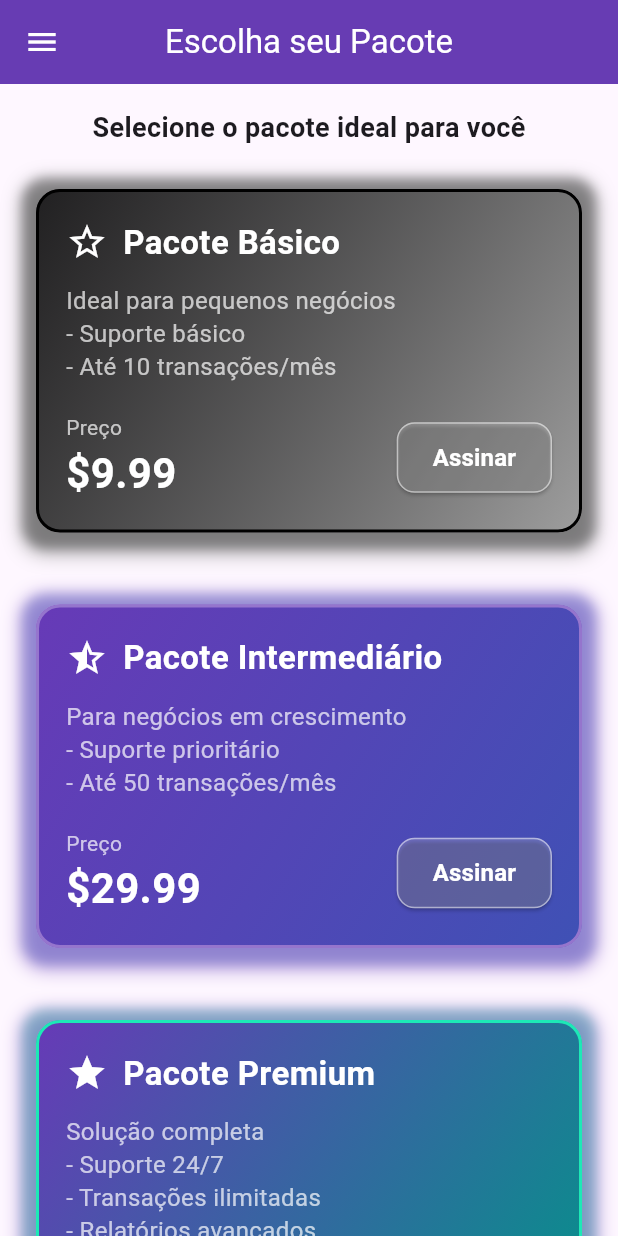
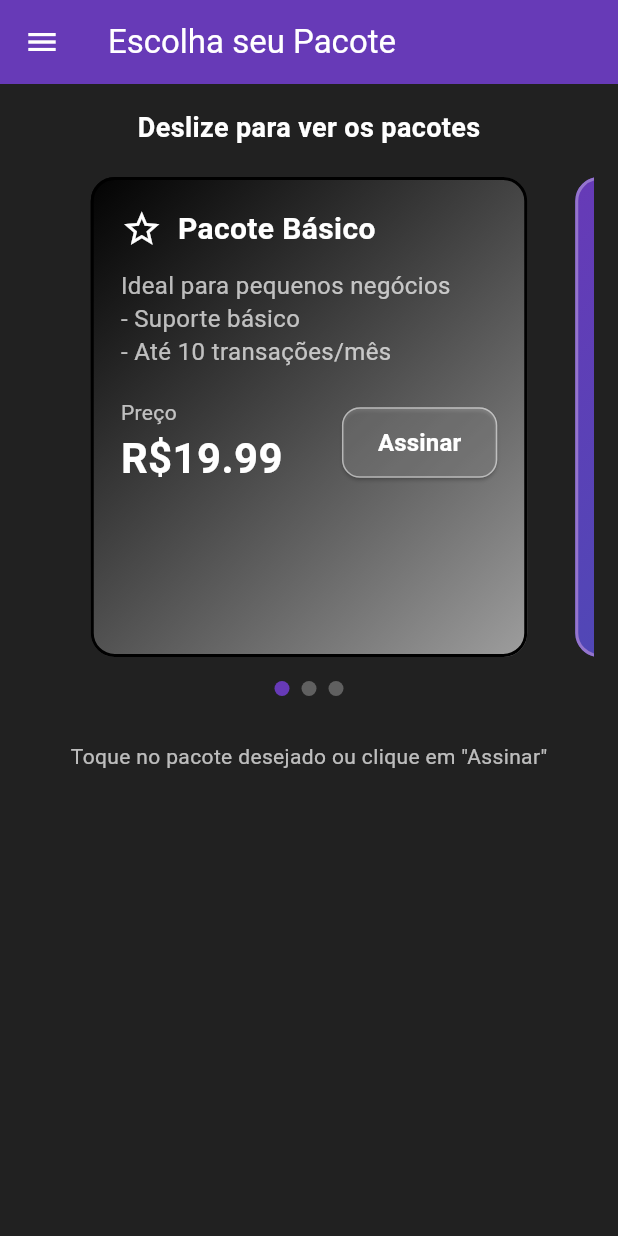
Before and after one commit to ian246/payment-flutter, a Flutter app: the screen it shows after launch, on a phone screen of 412 x 824 dp. Run offline on Flutter 3.47's test engine with Material 3 defaults, Android fonts, the phone set to English and light mode, and no system bars; our stand-ins replace flutter_dotenv; missing offline and left inert: flutter_stripe.

Commit message:
Addind carousel in design

```diff
--- a/lib/components/widget_card.dart
+++ b/lib/components/widget_card.dart
@@ -26,7 +26,7 @@ class PackageCard extends StatelessWidget {
           end: Alignment.bottomRight,
         );
         borderColor = Colors.black;
-        shadowColors = [Colors.grey.withOpacity(0.8), Colors.black.withOpacity(0.3)];
+        shadowColors = [Colors.grey.withAlpha(204), Colors.black.withAlpha(77)];
         break;
       case PackageSize.medium:
         gradient = const LinearGradient(
@@ -35,7 +35,10 @@ class PackageCard extends StatelessWidget {
           end: Alignment.bottomRight,
         );
         borderColor = Colors.deepPurple.shade300;
-        shadowColors = [Colors.deepPurple.withOpacity(0.5), Colors.indigo.withOpacity(0.3)];
+        shadowColors = [
+          Colors.deepPurple.withAlpha(128),
+          Colors.indigo.withAlpha(77),
+        ];
         break;
       case PackageSize.large:
         gradient = const LinearGradient(
@@ -44,29 +47,14 @@ class PackageCard extends StatelessWidget {
           end: Alignment.bottomRight,
         );
         borderColor = Colors.tealAccent.shade400;
-        shadowColors = [Colors.deepPurple.withOpacity(0.5), Colors.teal.withOpacity(0.3)];
+        shadowColors = [
+          Colors.deepPurple.withAlpha(128),
+          Colors.teal.withAlpha(77),
+        ];
         break;
     }
-
     return Container(
-      margin: const EdgeInsets.only(bottom: 16),
-      decoration: BoxDecoration(
-        borderRadius: BorderRadius.circular(16),
-        boxShadow: [
-          BoxShadow(
-            color: shadowColors[0],
-            blurRadius: 10,
-            spreadRadius: 2,
-            offset: const Offset(0, 4),
-          ),
-          BoxShadow(
-            color: shadowColors[1],
-            blurRadius: 5,
-            spreadRadius: 1,
-            offset: const Offset(0, 2),
-          ),
-        ],
-      ),
+      margin: const EdgeInsets.symmetric(horizontal: 8),
       child: Card(
         elevation: 0,
         shape: RoundedRectangleBorder(
@@ -94,7 +82,7 @@ class PackageCard extends StatelessWidget {
                   Text(
                     package.title,
                     style: const TextStyle(
-                      fontSize: 22,
+                      fontSize: 20,
                       fontWeight: FontWeight.bold,
                       color: Colors.white,
                     ),
@@ -123,13 +111,10 @@ class PackageCard extends StatelessWidget {
                     children: [
                       const Text(
                         'Preço',
-                        style: TextStyle(
-                          fontSize: 14,
-                          color: Colors.white70,
-                        ),
+                        style: TextStyle(fontSize: 14, color: Colors.white70),
                       ),
                       Text(
-                        '\$${package.price.toStringAsFixed(2)}',
+                        'R\$${package.price.toStringAsFixed(2)}',
                         style: const TextStyle(
                           fontSize: 28,
                           fontWeight: FontWeight.bold,
@@ -141,14 +126,16 @@ class PackageCard extends StatelessWidget {
                   ElevatedButton(
                     onPressed: onPressed,
                     style: ElevatedButton.styleFrom(
-                      backgroundColor: Colors.white.withOpacity(0.2),
+                      backgroundColor: Colors.white.withAlpha(51),
                       foregroundColor: Colors.white,
                       shape: RoundedRectangleBorder(
                         borderRadius: BorderRadius.circular(12),
-                        side: BorderSide(color: Colors.white.withOpacity(0.5)),
+                        side: BorderSide(color: Colors.white.withAlpha(128)),
                       ),
                       padding: const EdgeInsets.symmetric(
-                        horizontal: 24, vertical: 12),
+                        horizontal: 24,
+                        vertical: 12,
+                      ),
                     ),
                     child: const Text(
                       'Assinar',
--- a/lib/data/repository.dart
+++ b/lib/data/repository.dart
@@ -7,7 +7,7 @@ class PackageRepository {
       title: 'Pacote Básico',
       description:
           'Ideal para pequenos negócios\n- Suporte básico\n- Até 10 transações/mês',
-      price: 9.99,
+      price: 19.99,
       size: PackageSize.small,
     ),
     PaymentPackage(
@@ -15,7 +15,7 @@ class PackageRepository {
       title: 'Pacote Intermediário',
       description:
           'Para negócios em crescimento\n- Suporte prioritário\n- Até 50 transações/mês',
-      price: 29.99,
+      price: 49.99,
       size: PackageSize.medium,
     ),
     PaymentPackage(
@@ -23,7 +23,7 @@ class PackageRepository {
       title: 'Pacote Premium',
       description:
           'Solução completa\n- Suporte 24/7\n- Transações ilimitadas\n- Relatórios avançados',
-      price: 99.99,
+      price: 89.99,
       size: PackageSize.large,
     ),
   ];
--- a/lib/main.dart
+++ b/lib/main.dart
@@ -24,19 +24,18 @@ class MyApp extends StatelessWidget {
     return MaterialApp(
       debugShowCheckedModeBanner: false,
       title: 'Sistema de Pagamentos',
-      theme: ThemeData(
-        colorScheme: ColorScheme.fromSeed(
-          seedColor: Colors.deepPurple,
-          brightness: Brightness.light,
+      theme: ThemeData.dark().copyWith(
+        colorScheme: ColorScheme.dark(
+          primary: Colors.deepPurple,
+          secondary: Colors.tealAccent,
         ),
-        useMaterial3: true,
-        appBarTheme: const AppBarTheme(centerTitle: true, elevation: 4),
+        scaffoldBackgroundColor: Colors.grey[900],
         cardTheme: CardThemeData(
-          elevation: 2,
+          elevation: 4,
           shape: RoundedRectangleBorder(
-            borderRadius: BorderRadius.circular(12),
+            borderRadius: BorderRadius.circular(16),
           ),
-          margin: const EdgeInsets.all(8),
+          margin: const EdgeInsets.symmetric(horizontal: 8),
         ),
       ),
       darkTheme: ThemeData(
--- a/lib/pages/home_screen.dart
+++ b/lib/pages/home_screen.dart
@@ -1,7 +1,6 @@
 import 'package:flutter/material.dart';
-import 'package:payment_flutter/components/widget_card.dart';
-import 'package:payment_flutter/data/repository.dart';
 import 'package:payment_flutter/models/model.dart';
+import 'package:payment_flutter/pages/packages_carousel.dart';
 import 'package:payment_flutter/pages/payment_history_screen.dart';
 import 'package:payment_flutter/services/payment_service.dart';
 
@@ -29,17 +28,23 @@ class _HomeScreenState extends State<HomeScreen> {
         child: Column(
           children: [
             const Text(
-              'Selecione o pacote ideal para você',
-              style: TextStyle(fontSize: 18, fontWeight: FontWeight.bold),
+              'Deslize para ver os pacotes',
+              style: TextStyle(
+                fontSize: 18,
+                fontWeight: FontWeight.bold,
+                color: Colors.white,
+              ),
             ),
             const SizedBox(height: 20),
-            ...PackageRepository.packages.map(
-              (package) => Padding(
-                padding: const EdgeInsets.only(bottom: 16),
-                child: PackageCard(
-                  package: package,
-                  onPressed: () => _handlePackageSelection(package, context),
-                ),
+            PackagesCarousel(
+              onPackageSelected: (package) => _handlePackageSelection(package, context),
+            ),
+            const SizedBox(height: 30),
+            const Text(
+              'Toque no pacote desejado ou clique em "Assinar"',
+              style: TextStyle(
+                fontSize: 14,
+                color: Colors.white70,
               ),
             ),
           ],
--- /dev/null
+++ b/lib/pages/packages_carousel.dart
@@ -0,0 +1,94 @@
+import 'package:flutter/material.dart';
+import 'package:payment_flutter/components/widget_card.dart';
+import 'package:payment_flutter/data/repository.dart';
+import 'package:payment_flutter/models/model.dart';
+
+class PackagesCarousel extends StatefulWidget {
+  final Function(PaymentPackage) onPackageSelected;
+
+  const PackagesCarousel({super.key, required this.onPackageSelected});
+
+  @override
+  State<PackagesCarousel> createState() => _PackagesCarousel();
+}
+
+class _PackagesCarousel extends State<PackagesCarousel> {
+  final PageController _pageController = PageController(viewportFraction: 0.85);
+  int _currentPage = 0;
+
+  @override
+  void initState() {
+    super.initState();
+    _pageController.addListener(() {
+      setState(() {
+        _currentPage = _pageController.page?.round() ?? 0;
+      });
+    });
+  }
+
+  @override
+  void dispose() {
+    _pageController.dispose();
+    super.dispose();
+  }
+
+  @override
+  Widget build(BuildContext context) {
+    return Column(
+      children: [
+        SizedBox(
+          height: 320, // Altura ajustável conforme necessidade
+          child: PageView.builder(
+            controller: _pageController,
+            itemCount: PackageRepository.packages.length,
+            itemBuilder: (context, index) {
+              final package = PackageRepository.packages[index];
+              return AnimatedBuilder(
+                animation: _pageController,
+                builder: (context, child) {
+                  double value = 1.0;
+                  if (_pageController.position.haveDimensions) {
+                    value = _pageController.page! - index;
+                    value = (1 - (value.abs() * 0.2)).clamp(0.8, 1.0);
+                  }
+                  return Center(
+                    child: Transform.scale(
+                      scale: value,
+                      child: child,
+                    ),
+                  );
+                },
+                child: GestureDetector(
+                  onTap: () => widget.onPackageSelected(package),
+                  child: PackageCard(
+                    package: package,
+                    onPressed: () => widget.onPackageSelected(package),
+                  ),
+                ),
+              );
+            },
+          ),
+        ),
+        const SizedBox(height: 16),
+        // Indicadores de página
+        Row(
+          mainAxisAlignment: MainAxisAlignment.center,
+          children: List.generate(
+            PackageRepository.packages.length,
+            (index) => Container(
+              width: 10,
+              height: 10,
+              margin: const EdgeInsets.symmetric(horizontal: 4),
+              decoration: BoxDecoration(
+                shape: BoxShape.circle,
+                color: _currentPage == index
+                  ? Colors.deepPurple
+                  : Colors.grey.withValues(alpha: 0.5),
+              ),
+            ),
+          ),
+        ),
+      ],
+    );
+  }
+}
```
Also changed, not shown: 1 other file.
